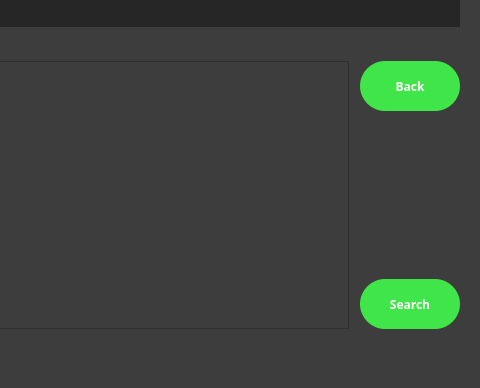
The window that JimRootShopProj/search.ui (masterkusok/JimRootShop) describes before a commit, drawn with Qt 5; both pictures show x 489 to 969 and y 174 to 562 of the 969 by 562 pixel window.
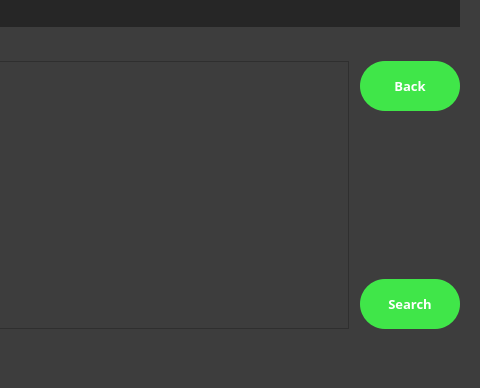
The same window after the commit.

Diff of the .ui file:
```diff
--- a/JimRootShopProj/search.ui
+++ b/JimRootShopProj/search.ui
@@ -75,6 +75,7 @@
          <property name="font">
           <font>
            <family>Segoe UI Black</family>
+           <pointsize>10</pointsize>
            <weight>75</weight>
            <bold>true</bold>
           </font>
@@ -141,6 +142,7 @@
          <property name="font">
           <font>
            <family>Segoe UI Black</family>
+           <pointsize>10</pointsize>
            <weight>75</weight>
            <bold>true</bold>
           </font>
```
Left out of the diff: 4 changed lines with no effect on the pictures.
